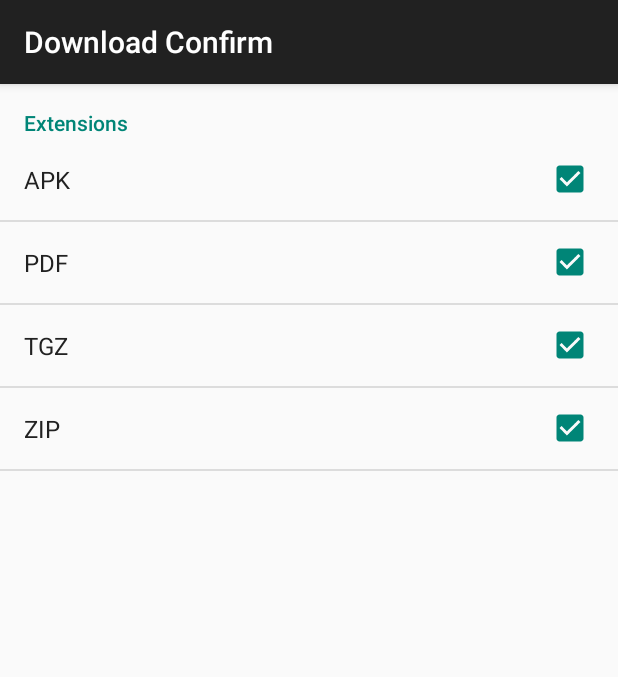
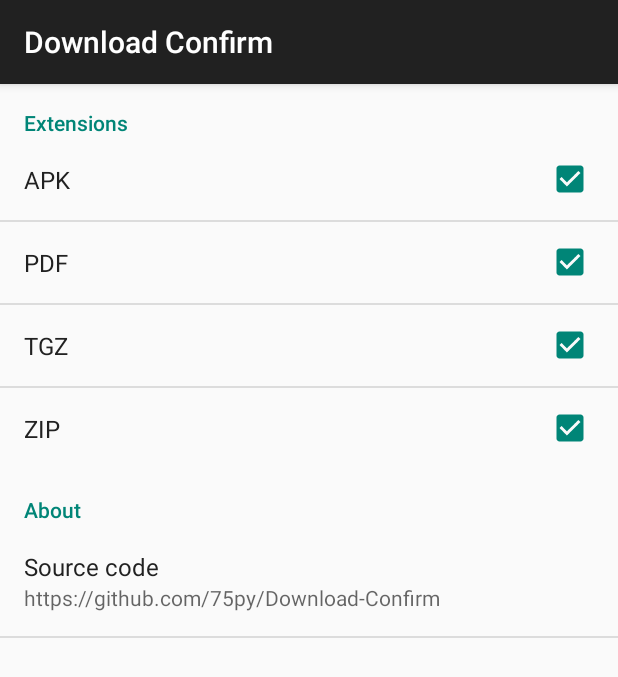
Before and after one commit to 75py/Download-Confirm, an Android app: the screen it shows after launch (SettingActivity), on a phone screen of 412 x 824 dp. Shown: the top 677 px of the screen. Run offline under Robolectric (Android 15) with nearby library versions, the phone set to English and light mode, and no system bars.

Commit message:
#3 Githubへのリンクを追加

```diff
--- a/app/src/main/res/values/strings.xml
+++ b/app/src/main/res/values/strings.xml
@@ -8,7 +8,11 @@
     <string name="label_tgz" translatable="false">[TGZ] Download Confirm</string>
 
     <string name="pref_title_target_extension">Extensions</string>
+    <string name="pref_title_about">About</string>
+
     <string name="confirm_message">It\'s [%1$s] file.\nIf you want to download it, please click download button and choose your web browser such as Chrome."</string>
     <string name="download">Download</string>
+    <string name="source">Source code</string>
+    <string name="github_url" translatable="false">https://github.com/75py/Download-Confirm</string>
 
 </resources>
--- a/app/src/main/res/xml/pref_general.xml
+++ b/app/src/main/res/xml/pref_general.xml
@@ -24,4 +24,16 @@
 
     </PreferenceCategory>
 
+    <PreferenceCategory android:title="@string/pref_title_about">
+
+        <Preference
+            android:summary="@string/github_url"
+            android:title="@string/source">
+            <intent
+                android:action="android.intent.action.VIEW"
+                android:data="@string/github_url" />
+        </Preference>
+
+    </PreferenceCategory>
+
 </PreferenceScreen>
```
Also changed, not shown: 1 other file.
